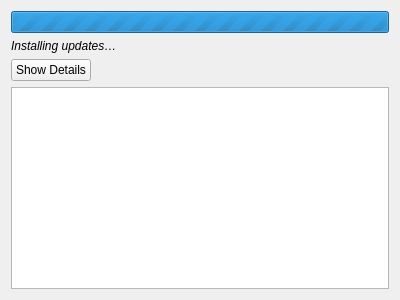
First picture: the form in src/autoupdatergui/installpage.ui, repository Skycoder42/QtAutoUpdater, before the edit.
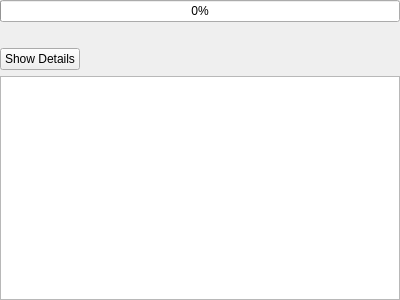
Second picture: the form after the edit.

What changed in the file:
```diff
--- a/src/autoupdatergui/installpage.ui
+++ b/src/autoupdatergui/installpage.ui
@@ -17,14 +17,26 @@
    <string>Updates are ready to be installed. Press &lt;Install&gt; to start the installation.</string>
   </property>
   <layout class="QFormLayout" name="formLayout">
+   <property name="leftMargin">
+    <number>0</number>
+   </property>
+   <property name="topMargin">
+    <number>0</number>
+   </property>
+   <property name="rightMargin">
+    <number>0</number>
+   </property>
+   <property name="bottomMargin">
+    <number>0</number>
+   </property>
    <item row="0" column="0" colspan="2">
     <widget class="QProgressBar" name="progressBar">
      <property name="maximum">
+      <number>1000</number>
+     </property>
+     <property name="value">
       <number>0</number>
      </property>
-     <property name="textVisible">
-      <bool>false</bool>
-     </property>
     </widget>
    </item>
    <item row="2" column="0">
@@ -67,9 +79,15 @@
      <property name="textElideMode">
       <enum>Qt::ElideMiddle</enum>
      </property>
+     <property name="rootIsDecorated">
+      <bool>false</bool>
+     </property>
      <property name="expandsOnDoubleClick">
       <bool>false</bool>
      </property>
+     <attribute name="headerStretchLastSection">
+      <bool>false</bool>
+     </attribute>
     </widget>
    </item>
    <item row="1" column="0" colspan="2">
@@ -79,9 +97,6 @@
        <italic>true</italic>
       </font>
      </property>
-     <property name="text">
-      <string>Installing updates…</string>
-     </property>
      <property name="textFormat">
       <enum>Qt::PlainText</enum>
      </property>
```
